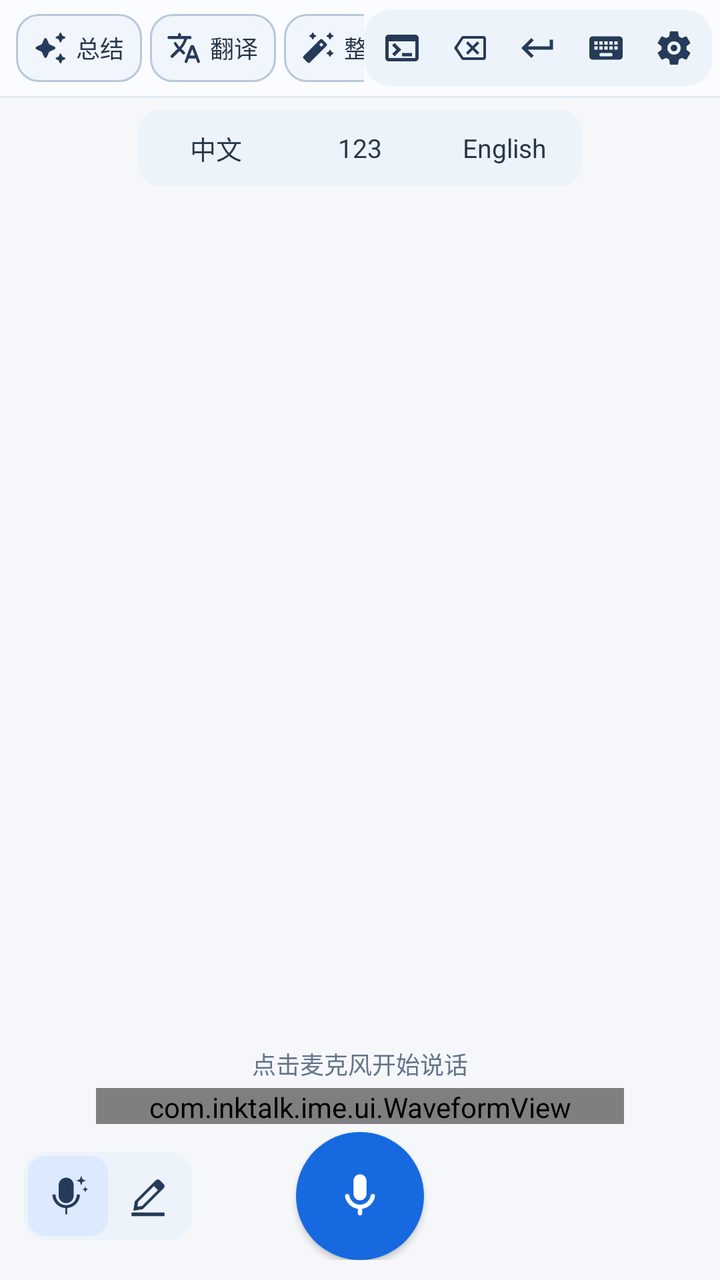
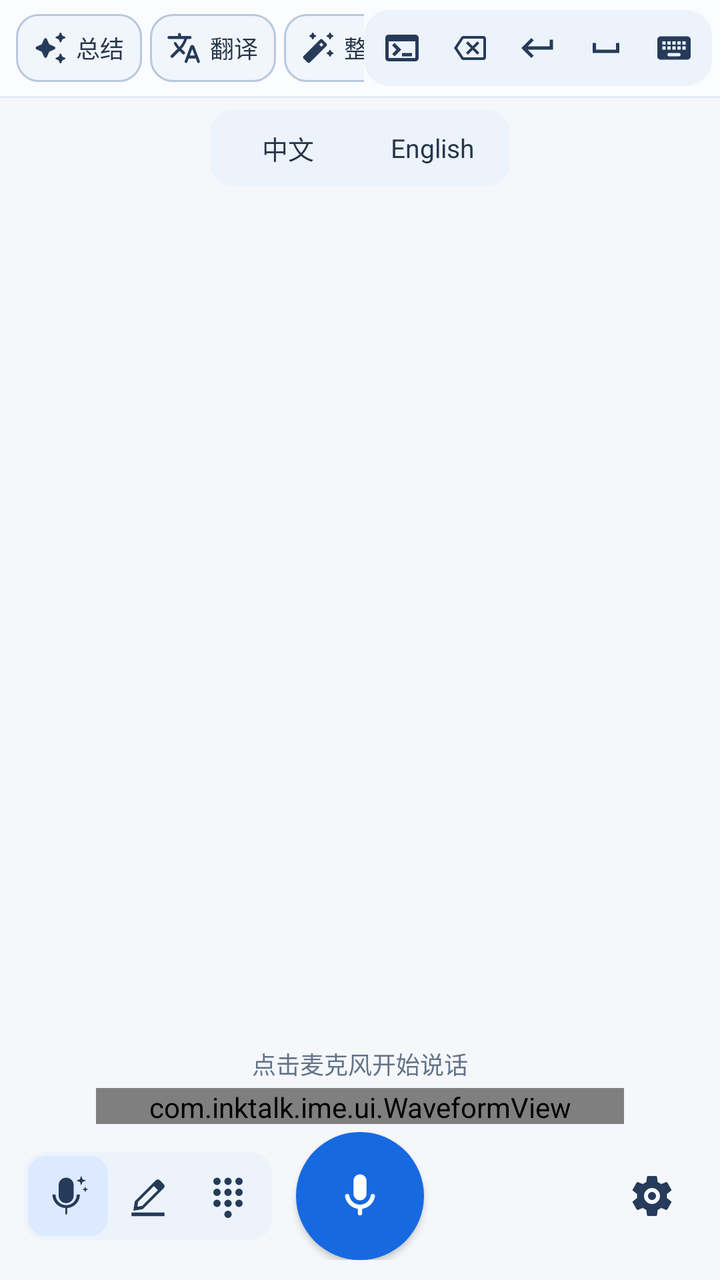

Before-and-after screenshots of an Android layout around one commit, followed by the original layout XML and the change that was made.
<!-- AndroidManifest.xml: fallback theme Theme.MaterialComponents.DayNight.NoActionBar -->
<!-- res/layout/ime_voice_panel.xml -->
<?xml version="1.0" encoding="utf-8"?>
<LinearLayout xmlns:android="http://schemas.android.com/apk/res/android"
    android:layout_width="match_parent"
    android:layout_height="340dp"
    android:orientation="vertical"
    android:background="@color/panel_bg">

    <LinearLayout
        android:layout_width="match_parent"
        android:layout_height="48dp"
        android:orientation="horizontal"
        android:gravity="center_vertical"
        android:paddingStart="0dp"
        android:paddingEnd="4dp"
        android:background="@color/toolbar_bg">

        <HorizontalScrollView
            android:layout_width="0dp"
            android:layout_height="match_parent"
            android:layout_weight="1"
            android:fillViewport="true"
            android:scrollbars="none">
            <LinearLayout
                android:layout_width="wrap_content"
                android:layout_height="match_parent"
                android:orientation="horizontal"
                android:gravity="center_vertical"
                android:paddingStart="8dp"
                android:paddingEnd="4dp">
                <TextView
                    android:id="@+id/btnSummarize"
                    style="@style/ActionChipButton"
                    android:text="@string/ai_summarize"
                    android:drawableStart="@drawable/ic_material_auto_awesome_18"
                    android:contentDescription="@string/a11y_summarize" />
                <TextView
                    android:id="@+id/btnTranslate"
                    style="@style/ActionChipButton"
                    android:text="@string/ai_translate"
                    android:drawableStart="@drawable/ic_material_translate_18"
                    android:contentDescription="@string/a11y_translate" />
                <TextView
                    android:id="@+id/btnPolish"
                    style="@style/ActionChipButton"
                    android:text="@string/ai_polish"
                    android:drawableStart="@drawable/ic_material_auto_fix_18"
                    android:contentDescription="@string/a11y_polish" />
            </LinearLayout>
        </HorizontalScrollView>

        <LinearLayout
            android:layout_width="wrap_content"
            android:layout_height="38dp"
            android:orientation="horizontal"
            android:gravity="center"
            android:padding="2dp"
            android:background="@drawable/bg_toolbar_action_group">
            <ImageButton
                android:id="@+id/btnCmd"
                style="@style/ToolbarIconButton"
                android:src="@drawable/ic_material_terminal_24"
                android:contentDescription="@string/a11y_shortcuts" />
            <ImageButton
                android:id="@+id/btnDelete"
                style="@style/ToolbarIconButton"
                android:padding="9dp"
                android:src="@drawable/ic_material_backspace_24"
                android:contentDescription="@string/a11y_delete" />
            <ImageButton
                android:id="@+id/btnEnter"
                style="@style/ToolbarIconButton"
                android:src="@drawable/ic_material_keyboard_return_24"
                android:contentDescription="@string/a11y_enter" />
            <ImageButton
                android:id="@+id/btnSwitchKeyboard"
                style="@style/ToolbarIconButton"
                android:src="@drawable/ic_material_keyboard_24"
                android:contentDescription="@string/a11y_switch_keyboard" />
            <ImageButton
                android:id="@+id/btnSettings"
                style="@style/ToolbarIconButton"
                android:src="@drawable/ic_material_settings_24"
                android:contentDescription="@string/a11y_settings" />
        </LinearLayout>
    </LinearLayout>

    <View
        android:layout_width="match_parent"
        android:layout_height="1dp"
        android:background="@color/divider_soft" />

    <FrameLayout
        android:layout_width="match_parent"
        android:layout_height="0dp"
        android:layout_weight="1">

        <LinearLayout
            android:id="@+id/pageVoice"
            android:layout_width="match_parent"
            android:layout_height="match_parent"
            android:orientation="vertical">

            <LinearLayout
                android:id="@+id/inputModeGroup"
                android:layout_width="wrap_content"
                android:layout_height="38dp"
                android:layout_gravity="center_horizontal"
                android:layout_marginTop="6dp"
                android:orientation="horizontal"
                android:gravity="center"
                android:padding="3dp"
                android:background="@drawable/bg_mode_group">
                <TextView
                    android:id="@+id/btnModeChinese"
                    style="@style/InputModeButton"
                    android:text="@string/mode_chinese" />
                <TextView
                    android:id="@+id/btnModeNumber"
                    style="@style/InputModeButton"
                    android:text="@string/mode_number" />
                <TextView
                    android:id="@+id/btnModeEnglish"
                    style="@style/InputModeButton"
                    android:text="@string/mode_english" />
            </LinearLayout>

            <TextView
                android:id="@+id/textInstructionScope"
                style="@style/InstructionScopeChip"
                android:layout_gravity="center_horizontal"
                android:layout_marginTop="3dp"
                android:visibility="gone" />

            <FrameLayout
                android:id="@+id/inputContentArea"
                android:layout_width="match_parent"
                android:layout_height="0dp"
                android:layout_weight="1">

                <ScrollView
                    android:id="@+id/previewContainer"
                    android:layout_width="match_parent"
                    android:layout_height="match_parent"
                    android:fillViewport="true"
                    android:paddingTop="6dp"
                    android:paddingStart="24dp"
                    android:paddingEnd="24dp">
                    <TextView
                        android:id="@+id/textPreview"
                        android:layout_width="match_parent"
                        android:layout_height="wrap_content"
                        android:gravity="center_horizontal"
                        android:textAlignment="center"
                        android:textSize="16sp"
                        android:textColor="@color/text_primary"
                        android:lineSpacingMultiplier="1.25" />
                </ScrollView>

                <LinearLayout
                    android:id="@+id/handwritingPanel"
                    android:layout_width="match_parent"
                    android:layout_height="match_parent"
                    android:orientation="vertical"
                    android:paddingStart="10dp"
                    android:paddingTop="6dp"
                    android:paddingEnd="10dp"
                    android:visibility="gone">

                    <FrameLayout
                        android:layout_width="match_parent"
                        android:layout_height="0dp"
                        android:layout_weight="1">
                        <com.inktalk.ime.ui.HandwritingPadView
                            android:id="@+id/handwritingPad"
                            android:layout_width="match_parent"
                            android:layout_height="match_parent"
                            android:background="@drawable/bg_handwriting_pad" />
                        <LinearLayout
                            android:id="@+id/handwritingLanguageGroup"
                            android:layout_width="wrap_content"
                            android:layout_height="38dp"
                            android:layout_gravity="top|start"
                            android:layout_margin="6dp"
                            android:orientation="horizontal"
                            android:gravity="center"
                            android:padding="3dp"
                            android:background="@drawable/bg_mode_group">
                            <TextView
                                android:id="@+id/btnHandwritingChinese"
                                style="@style/InputModeButton"
                                android:layout_width="64dp"
                                android:text="@string/handwriting_language_chinese"
                                android:contentDescription="@string/a11y_handwriting_chinese" />
                            <TextView
                                android:id="@+id/btnHandwritingEnglish"
                                style="@style/InputModeButton"
                                android:layout_width="72dp"
                                android:text="@string/handwriting_language_english"
                                android:contentDescription="@string/a11y_handwriting_english" />
                        </LinearLayout>
                        <TextView
                            android:id="@+id/btnClearHandwriting"
                            android:layout_width="wrap_content"
                            android:layout_height="32dp"
                            android:layout_gravity="top|end"
                            android:layout_margin="6dp"
                            android:minWidth="52dp"
                            android:gravity="center"
                            android:text="@string/handwriting_clear"
                            android:textColor="@color/chip_text"
                            android:textSize="12sp"
                            android:background="@drawable/bg_action_chip"
                            android:contentDescription="@string/a11y_clear_handwriting" />
                    </FrameLayout>

                    <HorizontalScrollView
                        android:id="@+id/handwritingCandidateScroll"
                        android:layout_width="match_parent"
                        android:layout_height="40dp"
                        android:fillViewport="true"
                        android:scrollbars="none"
                        android:visibility="gone">
                        <LinearLayout
                            android:id="@+id/handwritingCandidates"
                            android:layout_width="wrap_content"
                            android:layout_height="match_parent"
                            android:orientation="horizontal"
                            android:gravity="center_vertical" />
                    </HorizontalScrollView>
                </LinearLayout>
            </FrameLayout>

            <TextView
                android:id="@+id/textStatus"
                android:layout_width="match_parent"
                android:layout_height="24dp"
                android:gravity="center"
                android:paddingHorizontal="16dp"
                android:maxLines="1"
                android:ellipsize="end"
                android:textSize="12sp"
                android:textColor="@color/text_hint"
                android:text="@string/hint_tap_to_talk" />

            <com.inktalk.ime.ui.WaveformView
                android:id="@+id/waveform"
                android:layout_width="match_parent"
                android:layout_height="18dp"
                android:layout_marginStart="48dp"
                android:layout_marginEnd="48dp" />

            <FrameLayout
                android:id="@+id/voiceActionArea"
                android:layout_width="match_parent"
                android:layout_height="78dp"
                android:paddingTop="4dp"
                android:paddingBottom="10dp">
                <FrameLayout
                    android:id="@+id/voicePurposeControls"
                    android:layout_width="match_parent"
                    android:layout_height="64dp"
                    android:layout_gravity="center"
                    android:clipChildren="false">
                    <FrameLayout
                        android:layout_width="84dp"
                        android:layout_height="44dp"
                        android:layout_gravity="start|center_vertical"
                        android:layout_marginStart="12dp"
                        android:padding="2dp"
                        android:background="@drawable/bg_mode_group">
                        <View
                            android:id="@+id/voicePurposeThumb"
                            android:layout_width="40dp"
                            android:layout_height="40dp"
                            android:layout_gravity="start|center_vertical"
                            android:background="@drawable/bg_mode_selected" />
                        <LinearLayout
                            android:layout_width="match_parent"
                            android:layout_height="match_parent"
                            android:orientation="horizontal"
                            android:gravity="center">
                            <ImageButton
                                android:id="@+id/btnInstruction"
                                style="@style/VoicePurposeIconButton"
                                android:src="@drawable/ic_voice_instruction_24"
                                android:contentDescription="@string/a11y_instruction" />
                            <ImageButton
                                android:id="@+id/btnHandwritingMode"
                                style="@style/VoicePurposeIconButton"
                                android:src="@drawable/ic_material_draw_24"
                                android:contentDescription="@string/a11y_enable_handwriting" />
                        </LinearLayout>
                    </FrameLayout>
                    <ImageButton
                        android:id="@+id/btnMic"
                        android:layout_width="64dp"
                        android:layout_height="64dp"
                        android:layout_gravity="center"
                        android:padding="19dp"
                        android:src="@drawable/ic_mic_white"
                        android:background="@drawable/bg_mic_button"
                        android:contentDescription="@string/a11y_start_recording"
                        android:elevation="2dp"
                        android:scaleType="fitCenter" />
                </FrameLayout>

                <LinearLayout
                    android:id="@+id/instructionReviewActions"
                    android:layout_width="match_parent"
                    android:layout_height="64dp"
                    android:layout_gravity="center"
                    android:orientation="horizontal"
                    android:gravity="center"
                    android:paddingStart="24dp"
                    android:paddingEnd="24dp"
                    android:visibility="gone">
                    <TextView
                        android:id="@+id/btnInstructionCancel"
                        style="@style/InstructionSecondaryAction"
                        android:text="@string/instruction_cancel" />
                    <TextView
                        android:id="@+id/btnInstructionRetry"
                        style="@style/InstructionSecondaryAction"
                        android:text="@string/instruction_retry" />
                    <TextView
                        android:id="@+id/btnInstructionApply"
                        style="@style/InstructionPrimaryAction"
                        android:text="@string/instruction_apply" />
                </LinearLayout>
            </FrameLayout>
        </LinearLayout>

        <FrameLayout
            android:id="@+id/pageKeys"
            android:layout_width="match_parent"
            android:layout_height="match_parent"
            android:padding="8dp"
            android:visibility="gone">

            <LinearLayout
                android:layout_width="match_parent"
                android:layout_height="132dp"
                android:layout_gravity="center"
                android:orientation="vertical">

                <LinearLayout
                    android:layout_width="match_parent"
                    android:layout_height="66dp"
                    android:weightSum="5"
                    android:gravity="center"
                    android:baselineAligned="false"
                    android:orientation="horizontal">
                    <TextView android:id="@+id/keyEsc" style="@style/FnKey" android:text="@string/key_escape" />
                    <TextView android:id="@+id/keyTab" style="@style/FnKey" android:text="@string/key_tab" />
                    <TextView android:id="@+id/keySelectAll" style="@style/FnKey" android:text="@string/key_select_all" android:contentDescription="@string/a11y_select_all" />
                    <TextView android:id="@+id/keyCopy" style="@style/FnKey" android:text="@string/key_copy" android:contentDescription="@string/a11y_copy" />
                    <TextView android:id="@+id/keyPaste" style="@style/FnKey" android:text="@string/key_paste" android:contentDescription="@string/a11y_paste" />
                </LinearLayout>

                <LinearLayout
                    android:layout_width="match_parent"
                    android:layout_height="66dp"
                    android:weightSum="5"
                    android:gravity="center"
                    android:baselineAligned="false"
                    android:orientation="horizontal">
                    <TextView android:id="@+id/keyUndo" style="@style/FnKey" android:text="@string/key_undo" android:contentDescription="@string/a11y_undo" />
                    <ImageButton android:id="@+id/keyLeft" style="@style/FnIconKey" android:src="@drawable/ic_material_arrow_back_24" android:contentDescription="@string/a11y_left" />
                    <ImageButton android:id="@+id/keyUp" style="@style/FnIconKey" android:src="@drawable/ic_material_arrow_up_24" android:contentDescription="@string/a11y_up" />
                    <ImageButton android:id="@+id/keyDown" style="@style/FnIconKey" android:src="@drawable/ic_material_arrow_down_24" android:contentDescription="@string/a11y_down" />
                    <ImageButton android:id="@+id/keyRight" style="@style/FnIconKey" android:src="@drawable/ic_material_arrow_forward_24" android:contentDescription="@string/a11y_right" />
                </LinearLayout>
            </LinearLayout>
        </FrameLayout>
    </FrameLayout>
</LinearLayout>
<!-- resources referenced by this layout -->
<resources>
  <string name="a11y_copy">复制</string>
  <string name="a11y_down">向下</string>
  <string name="a11y_left">向左</string>
  <string name="a11y_right">向右</string>
  <string name="a11y_settings">打开 InkTalk 设置</string>
  <string name="a11y_undo">撤销</string>
  <string name="a11y_up">向上</string>
  <string name="ai_polish">整理</string>
  <string name="mode_number">123</string>
  <color name="surface">#FFFCF8</color>
  <color name="divider">#CBD6E4</color>
  <!-- unchanged entries left out for length: 79 -->
</resources>

<!-- the commit's change to res/layout/ime_voice_panel.xml (unified diff, before → after) -->
@@ -1,7 +1,9 @@
 <?xml version="1.0" encoding="utf-8"?>
 <LinearLayout xmlns:android="http://schemas.android.com/apk/res/android"
+    xmlns:tools="http://schemas.android.com/tools"
     android:layout_width="match_parent"
     android:layout_height="340dp"
+    android:baselineAligned="false"
     android:orientation="vertical"
     android:background="@color/panel_bg">
 
@@ -72,15 +74,15 @@
                 android:src="@drawable/ic_material_keyboard_return_24"
                 android:contentDescription="@string/a11y_enter" />
             <ImageButton
+                android:id="@+id/btnSpace"
+                style="@style/ToolbarIconButton"
+                android:src="@drawable/ic_material_space_bar_24"
+                android:contentDescription="@string/a11y_space" />
+            <ImageButton
                 android:id="@+id/btnSwitchKeyboard"
                 style="@style/ToolbarIconButton"
                 android:src="@drawable/ic_material_keyboard_24"
                 android:contentDescription="@string/a11y_switch_keyboard" />
-            <ImageButton
-                android:id="@+id/btnSettings"
-                style="@style/ToolbarIconButton"
-                android:src="@drawable/ic_material_settings_24"
-                android:contentDescription="@string/a11y_settings" />
         </LinearLayout>
     </LinearLayout>
 
@@ -115,10 +117,6 @@
                     style="@style/InputModeButton"
                     android:text="@string/mode_chinese" />
                 <TextView
-                    android:id="@+id/btnModeNumber"
-                    style="@style/InputModeButton"
-                    android:text="@string/mode_number" />
-                <TextView
                     android:id="@+id/btnModeEnglish"
                     style="@style/InputModeButton"
                     android:text="@string/mode_english" />
@@ -165,6 +163,22 @@
                     android:paddingTop="6dp"
                     android:paddingEnd="10dp"
                     android:visibility="gone">
+
+                    <HorizontalScrollView
+                        android:id="@+id/handwritingCandidateScroll"
+                        android:layout_width="match_parent"
+                        android:layout_height="40dp"
+                        android:layout_marginBottom="4dp"
+                        android:fillViewport="true"
+                        android:scrollbars="none"
+                        android:visibility="gone">
+                        <LinearLayout
+                            android:id="@+id/handwritingCandidates"
+                            android:layout_width="wrap_content"
+                            android:layout_height="match_parent"
+                            android:orientation="horizontal"
+                            android:gravity="center_vertical" />
+                    </HorizontalScrollView>
 
                     <FrameLayout
                         android:layout_width="match_parent"
@@ -213,20 +227,46 @@
                             android:contentDescription="@string/a11y_clear_handwriting" />
                     </FrameLayout>
 
-                    <HorizontalScrollView
-                        android:id="@+id/handwritingCandidateScroll"
-                        android:layout_width="match_parent"
-                        android:layout_height="40dp"
-                        android:fillViewport="true"
-                        android:scrollbars="none"
-                        android:visibility="gone">
-                        <LinearLayout
-                            android:id="@+id/handwritingCandidates"
-                            android:layout_width="wrap_content"
-                            android:layout_height="match_parent"
-                            android:orientation="horizontal"
-                            android:gravity="center_vertical" />
-                    </HorizontalScrollView>
+                </LinearLayout>
+
+                <LinearLayout
+                    android:id="@+id/numericKeypadPanel"
+                    android:layout_width="match_parent"
+                    android:layout_height="match_parent"
+                    android:orientation="vertical"
+                    android:paddingStart="8dp"
+                    android:paddingTop="4dp"
+                    android:paddingEnd="8dp"
+                    android:paddingBottom="4dp"
+                    android:visibility="gone">
+
+                    <LinearLayout style="@style/NumericKeyRow">
+                        <TextView android:id="@+id/keyNumber7" style="@style/NumericKey" android:text="@string/numeric_key_7" />
+                        <TextView android:id="@+id/keyNumber8" style="@style/NumericKey" android:text="@string/numeric_key_8" />
+                        <TextView android:id="@+id/keyNumber9" style="@style/NumericKey" android:text="@string/numeric_key_9" />
+                        <TextView android:id="@+id/keyNumberSlash" style="@style/NumericKey" android:text="@string/numeric_key_slash" android:contentDescription="@string/a11y_numeric_key_slash" />
+                    </LinearLayout>
+
+                    <LinearLayout style="@style/NumericKeyRow">
+                        <TextView android:id="@+id/keyNumber4" style="@style/NumericKey" android:text="@string/numeric_key_4" />
+                        <TextView android:id="@+id/keyNumber5" style="@style/NumericKey" android:text="@string/numeric_key_5" />
+                        <TextView android:id="@+id/keyNumber6" style="@style/NumericKey" android:text="@string/numeric_key_6" />
+                        <TextView android:id="@+id/keyNumberMinus" style="@style/NumericKey" android:text="@string/numeric_key_minus" android:contentDescription="@string/a11y_numeric_key_minus" />
+                    </LinearLayout>
+
+                    <LinearLayout style="@style/NumericKeyRow">
+                        <TextView android:id="@+id/keyNumber1" style="@style/NumericKey" android:text="@string/numeric_key_1" />
+                        <TextView android:id="@+id/keyNumber2" style="@style/NumericKey" android:text="@string/numeric_key_2" />
+                        <TextView android:id="@+id/keyNumber3" style="@style/NumericKey" android:text="@string/numeric_key_3" />
+                        <TextView android:id="@+id/keyNumberColon" style="@style/NumericKey" android:text="@string/numeric_key_colon" android:contentDescription="@string/a11y_numeric_key_colon" />
+                    </LinearLayout>
+
+                    <LinearLayout style="@style/NumericKeyRow">
+                        <TextView android:id="@+id/keyNumberDecimal" style="@style/NumericKey" android:text="@string/numeric_key_decimal" android:contentDescription="@string/a11y_numeric_key_decimal" />
+                        <TextView android:id="@+id/keyNumber0" style="@style/NumericKey" android:text="@string/numeric_key_0" />
+                        <TextView android:id="@+id/keyNumber00" style="@style/NumericKey" android:text="@string/numeric_key_00" />
+                        <TextView android:id="@+id/keyNumberPlus" style="@style/NumericKey" android:text="@string/numeric_key_plus" android:contentDescription="@string/a11y_numeric_key_plus" />
+                    </LinearLayout>
                 </LinearLayout>
             </FrameLayout>
 
@@ -262,7 +302,7 @@
                     android:layout_gravity="center"
                     android:clipChildren="false">
                     <FrameLayout
-                        android:layout_width="84dp"
+                        android:layout_width="124dp"
                         android:layout_height="44dp"
                         android:layout_gravity="start|center_vertical"
                         android:layout_marginStart="12dp"
@@ -289,6 +329,11 @@
                                 style="@style/VoicePurposeIconButton"
                                 android:src="@drawable/ic_material_draw_24"
                                 android:contentDescription="@string/a11y_enable_handwriting" />
+                            <ImageButton
+                                android:id="@+id/btnNumericKeypadMode"
+                                style="@style/VoicePurposeIconButton"
+                                android:src="@drawable/ic_material_dialpad_24"
+                                android:contentDescription="@string/a11y_enable_numeric_keypad" />
                         </LinearLayout>
                     </FrameLayout>
                     <ImageButton
@@ -312,7 +357,7 @@
                     android:orientation="horizontal"
                     android:gravity="center"
                     android:paddingStart="24dp"
-                    android:paddingEnd="24dp"
+                    android:paddingEnd="76dp"
                     android:visibility="gone">
                     <TextView
                         android:id="@+id/btnInstructionCancel"
@@ -327,6 +372,19 @@
                         style="@style/InstructionPrimaryAction"
                         android:text="@string/instruction_apply" />
                 </LinearLayout>
+
+                <ImageButton
+                    android:id="@+id/btnSettings"
+                    android:layout_width="44dp"
+                    android:layout_height="44dp"
+                    android:layout_gravity="end|center_vertical"
+                    android:layout_marginEnd="12dp"
+                    android:padding="10dp"
+                    android:src="@drawable/ic_material_settings_24"
+                    android:tint="@color/icon_primary"
+                    android:background="@drawable/bg_icon_button"
+                    android:contentDescription="@string/a11y_settings"
+                    tools:ignore="UseAppTint" />
             </FrameLayout>
         </LinearLayout>
 
<!-- resource entries referenced after the edit -->
@@ -1,14 +1,80 @@
 <!-- resources referenced by this layout -->
 <resources>
+  <!-- drawable ic_material_dialpad_24 (drawable) -->
+  <?xml version="1.0" encoding="utf-8"?>
+  <vector xmlns:android="http://schemas.android.com/apk/res/android"
+      android:width="24dp"
+      android:height="24dp"
+      android:viewportWidth="24"
+      android:viewportHeight="24">
+      <path
+          android:fillColor="#FF000000"
+          android:pathData="M6,2a2,2 0,1 1,0 4a2,2 0,0 1,0 -4M12,2a2,2 0,1 1,0 4a2,2 0,0 1,0 -4M18,2a2,2 0,1 1,0 4a2,2 0,0 1,0 -4M6,8a2,2 0,1 1,0 4a2,2 0,0 1,0 -4M12,8a2,2 0,1 1,0 4a2,2 0,0 1,0 -4M18,8a2,2 0,1 1,0 4a2,2 0,0 1,0 -4M6,14a2,2 0,1 1,0 4a2,2 0,0 1,0 -4M12,14a2,2 0,1 1,0 4a2,2 0,0 1,0 -4M18,14a2,2 0,1 1,0 4a2,2 0,0 1,0 -4M12,20a2,2 0,1 1,0 4a2,2 0,0 1,0 -4" />
+  </vector>
+  <!-- drawable ic_material_space_bar_24 (drawable) -->
+  <?xml version="1.0" encoding="utf-8"?>
+  <vector xmlns:android="http://schemas.android.com/apk/res/android"
+      android:width="24dp"
+      android:height="24dp"
+      android:viewportWidth="24"
+      android:viewportHeight="24">
+      <path
+          android:fillColor="#FF000000"
+          android:pathData="M18,9v4H6V9H4v6h16V9h-2z" />
+  </vector>
   <string name="a11y_copy">复制</string>
   <string name="a11y_down">向下</string>
+  <string name="a11y_enable_numeric_keypad">开启数字键盘</string>
   <string name="a11y_left">向左</string>
+  <string name="a11y_numeric_key_colon">冒号</string>
+  <string name="a11y_numeric_key_decimal">小数点</string>
+  <string name="a11y_numeric_key_minus">减号或负号</string>
+  <string name="a11y_numeric_key_plus">加号或正号</string>
+  <string name="a11y_numeric_key_slash">斜杠</string>
   <string name="a11y_right">向右</string>
-  <string name="a11y_settings">打开 InkTalk 设置</string>
+  <string name="a11y_settings">打开 inktalk 设置</string>
+  <string name="a11y_space">输入空格</string>
   <string name="a11y_undo">撤销</string>
   <string name="a11y_up">向上</string>
   <string name="ai_polish">整理</string>
-  <string name="mode_number">123</string>
+  <string name="numeric_key_0" translatable="false">0</string>
+  <string name="numeric_key_00" translatable="false">00</string>
+  <string name="numeric_key_1" translatable="false">1</string>
+  <string name="numeric_key_2" translatable="false">2</string>
+  <string name="numeric_key_3" translatable="false">3</string>
+  <string name="numeric_key_4" translatable="false">4</string>
+  <string name="numeric_key_5" translatable="false">5</string>
+  <string name="numeric_key_6" translatable="false">6</string>
+  <string name="numeric_key_7" translatable="false">7</string>
+  <string name="numeric_key_8" translatable="false">8</string>
+  <string name="numeric_key_9" translatable="false">9</string>
+  <string name="numeric_key_colon" translatable="false">:</string>
+  <string name="numeric_key_decimal" translatable="false">.</string>
+  <string name="numeric_key_minus" translatable="false">-</string>
+  <string name="numeric_key_plus" translatable="false">+</string>
+  <string name="numeric_key_slash" translatable="false">/</string>
+  <style name="NumericKey">
+          <item name="android:layout_width">0dp</item>
+          <item name="android:layout_height">match_parent</item>
+          <item name="android:layout_weight">1</item>
+          <item name="android:layout_margin">3dp</item>
+          <item name="android:minWidth">0dp</item>
+          <item name="android:minHeight">40dp</item>
+          <item name="android:gravity">center</item>
+          <item name="android:includeFontPadding">false</item>
+          <item name="android:textSize">20sp</item>
+          <item name="android:textColor">@color/text_primary</item>
+          <item name="android:background">@drawable/bg_fnkey</item>
+          <item name="android:elevation">0dp</item>
+      </style>
+  <style name="NumericKeyRow">
+          <item name="android:layout_width">match_parent</item>
+          <item name="android:layout_height">0dp</item>
+          <item name="android:layout_weight">1</item>
+          <item name="android:orientation">horizontal</item>
+          <item name="android:gravity">center</item>
+          <item name="android:baselineAligned">false</item>
+      </style>
   <color name="surface">#FFFCF8</color>
   <color name="divider">#CBD6E4</color>
   <!-- unchanged entries left out for length: 79 -->
